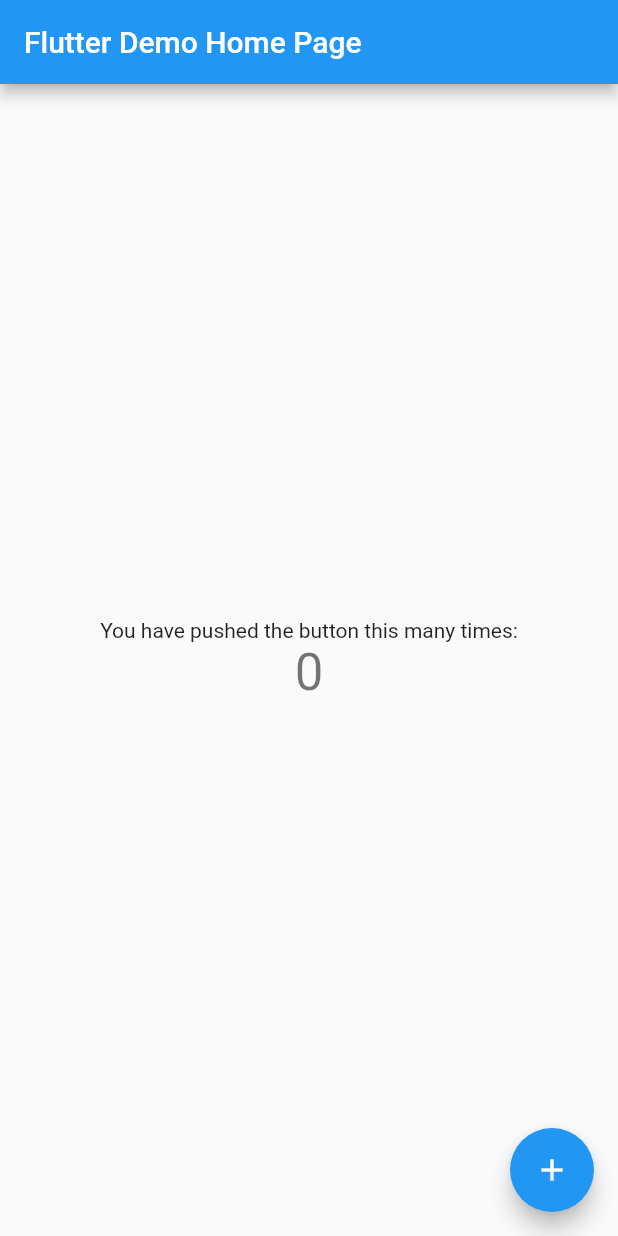
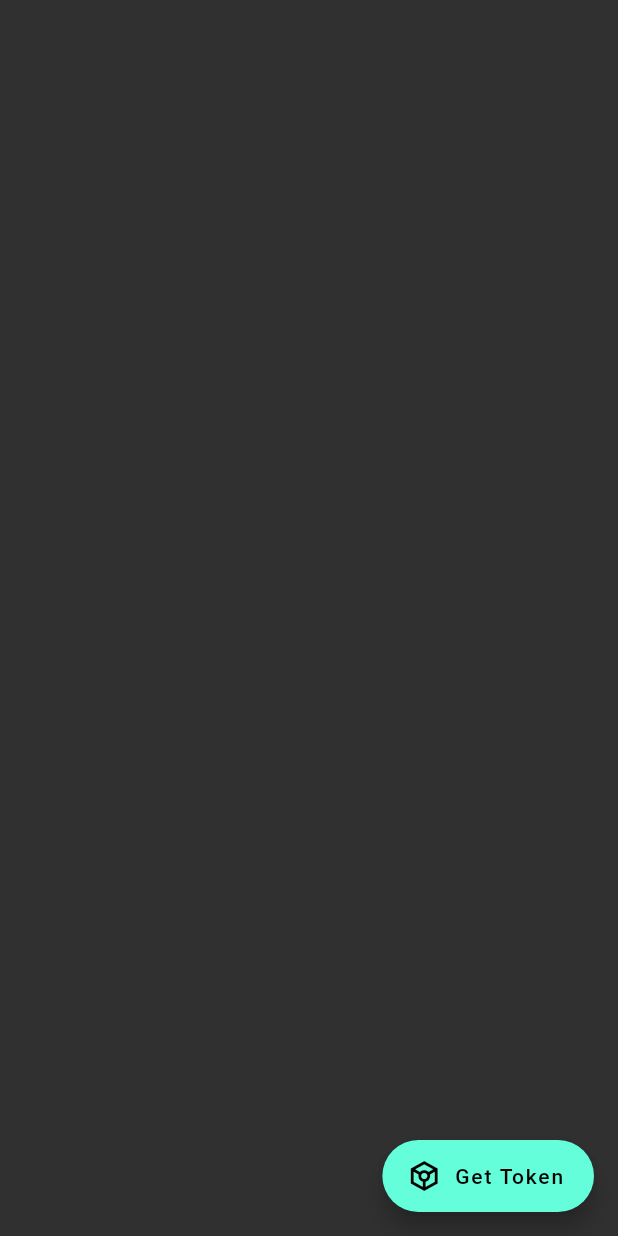
Before and after one commit to Ali-10011/fast-accounts-mobile-app, a Flutter app: the screen it shows after launch, on a phone screen of 412 x 824 dp. Run offline on Flutter 3.47's test engine with Material 2 defaults, Android fonts, the phone set to English and light mode, and no system bars.

Commit message:
Add Token Generation and Exception Handling

```diff
--- a/fast_accounts/lib/main.dart
+++ b/fast_accounts/lib/main.dart
@@ -1,3 +1,4 @@
+import 'package:fast_accounts/views/home.dart';
 import 'package:flutter/material.dart';
 
 void main() {
@@ -7,109 +8,13 @@
 class MyApp extends StatelessWidget {
   const MyApp({super.key});
 
-  // This widget is the root of your application.
   @override
   Widget build(BuildContext context) {
     return MaterialApp(
-      title: 'Flutter Demo',
-      theme: ThemeData(
-        // This is the theme of your application.
-        //
-        // Try running your application with "flutter run". You'll see the
-        // application has a blue toolbar. Then, without quitting the app, try
-        // changing the primarySwatch below to Colors.green and then invoke
-        // "hot reload" (press "r" in the console where you ran "flutter run",
-        // or simply save your changes to "hot reload" in a Flutter IDE).
-        // Notice that the counter didn't reset back to zero; the application
-        // is not restarted.
-        primarySwatch: Colors.blue,
-      ),
-      home: const MyHomePage(title: 'Flutter Demo Home Page'),
+      title: 'FastAccounts',
+      theme: ThemeData.dark(),
+      debugShowCheckedModeBanner: false,
+      home: const HomePage(),
     );
   }
 }
-
-class MyHomePage extends StatefulWidget {
-  const MyHomePage({super.key, required this.title});
-
-  // This widget is the home page of your application. It is stateful, meaning
-  // that it has a State object (defined below) that contains fields that affect
-  // how it looks.
-
-  // This class is the configuration for the state. It holds the values (in this
-  // case the title) provided by the parent (in this case the App widget) and
-  // used by the build method of the State. Fields in a Widget subclass are
-  // always marked "final".
-
-  final String title;
-
-  @override
-  State<MyHomePage> createState() => _MyHomePageState();
-}
-
-class _MyHomePageState extends State<MyHomePage> {
-  int _counter = 0;
-
-  void _incrementCounter() {
-    setState(() {
-      // This call to setState tells the Flutter framework that something has
-      // changed in this State, which causes it to rerun the build method below
-      // so that the display can reflect the updated values. If we changed
-      // _counter without calling setState(), then the build method would not be
-      // called again, and so nothing would appear to happen.
-      _counter++;
-    });
-  }
-
-  @override
-  Widget build(BuildContext context) {
-    // This method is rerun every time setState is called, for instance as done
-    // by the _incrementCounter method above.
-    //
-    // The Flutter framework has been optimized to make rerunning build methods
-    // fast, so that you can just rebuild anything that needs updating rather
-    // than having to individually change instances of widgets.
-    return Scaffold(
-      appBar: AppBar(
-        // Here we take the value from the MyHomePage object that was created by
-        // the App.build method, and use it to set our appbar title.
-        title: Text(widget.title),
-      ),
-      body: Center(
-        // Center is a layout widget. It takes a single child and positions it
-        // in the middle of the parent.
-        child: Column(
-          // Column is also a layout widget. It takes a list of children and
-          // arranges them vertically. By default, it sizes itself to fit its
-          // children horizontally, and tries to be as tall as its parent.
-          //
-          // Invoke "debug painting" (press "p" in the console, choose the
-          // "Toggle Debug Paint" action from the Flutter Inspector in Android
-          // Studio, or the "Toggle Debug Paint" command in Visual Studio Code)
-          // to see the wireframe for each widget.
-          //
-          // Column has various properties to control how it sizes itself and
-          // how it positions its children. Here we use mainAxisAlignment to
-          // center the children vertically; the main axis here is the vertical
-          // axis because Columns are vertical (the cross axis would be
-          // horizontal).
-          mainAxisAlignment: MainAxisAlignment.center,
-          children: <Widget>[
-            const Text(
-              'You have pushed the button this many times:',
-            ),
-            Text(
-              '$_counter',
-              style: Theme.of(context).textTheme.headlineMedium,
-            ),
-          ],
-        ),
-      ),
-      floatingActionButton: FloatingActionButton(
-        onPressed: _incrementCounter,
-        tooltip: 'Increment',
-        child: const Icon(Icons.add),
-      ), // This trailing comma makes auto-formatting nicer for build methods.
-    );
-  }
-}
--- /dev/null
+++ b/fast_accounts/lib/views/home.dart
@@ -0,0 +1,74 @@
+import 'package:fast_accounts/services/generate_token.dart';
+import 'package:flutter/material.dart';
+
+class HomePage extends StatefulWidget {
+  const HomePage({super.key});
+
+  @override
+  State<HomePage> createState() => _HomePageState();
+}
+
+class _HomePageState extends State<HomePage> {
+  late String? token;
+
+  //Loading Dialog
+  showLoaderDialog(BuildContext context) {
+    AlertDialog alert = AlertDialog(
+      content: Row(
+        mainAxisAlignment: MainAxisAlignment.spaceEvenly,
+        children:const [
+         CircularProgressIndicator(),
+             Text("Processing...."),
+        ],
+      ),
+    );
+    showDialog(
+      barrierDismissible: false,
+      context: context,
+      builder: (BuildContext context) {
+        return alert;
+      },
+    );
+  }
+
+//Function to get Token and Handle Response
+  void _generateToken() async {
+    try {
+      token = await getToken();
+      if (!mounted) return;
+    } on Exception catch (e) {
+      Navigator.of(context).pop();
+      ScaffoldMessenger.of(context).showSnackBar(SnackBar(
+        backgroundColor: Colors.red,
+        content: Text(
+          e.toString(),
+          style: const TextStyle(color: Colors.white),
+        ),
+      ));
+      return;
+    }
+    if (!mounted) return;
+    Navigator.of(context).pop();
+    ScaffoldMessenger.of(context).showSnackBar(const SnackBar(
+      backgroundColor: Colors.green,
+      content: Text(
+        "Token Generated",
+        style: TextStyle(color: Colors.white),
+      ),
+    ));
+  }
+
+  @override
+  Widget build(BuildContext context) {
+    return Scaffold(
+      floatingActionButton: FloatingActionButton.extended(
+        onPressed: () {
+          showLoaderDialog(context);
+          _generateToken();
+        },
+        icon: const Icon(Icons.token_outlined),
+        label: const Text('Get Token'),
+      ),
+    );
+  }
+}
--- a/fast_accounts/pubspec.yaml
+++ b/fast_accounts/pubspec.yaml
@@ -35,6 +35,8 @@
   # The following adds the Cupertino Icons font to your application.
   # Use with the CupertinoIcons class for iOS style icons.
   cupertino_icons: ^1.0.2
+  http:
+  intl:
 
 dev_dependencies:
   flutter_test:
```
Also changed, not shown: fast_accounts/lib/services/generate_token.dart (added, +24 -0 lines), 1 other file.
